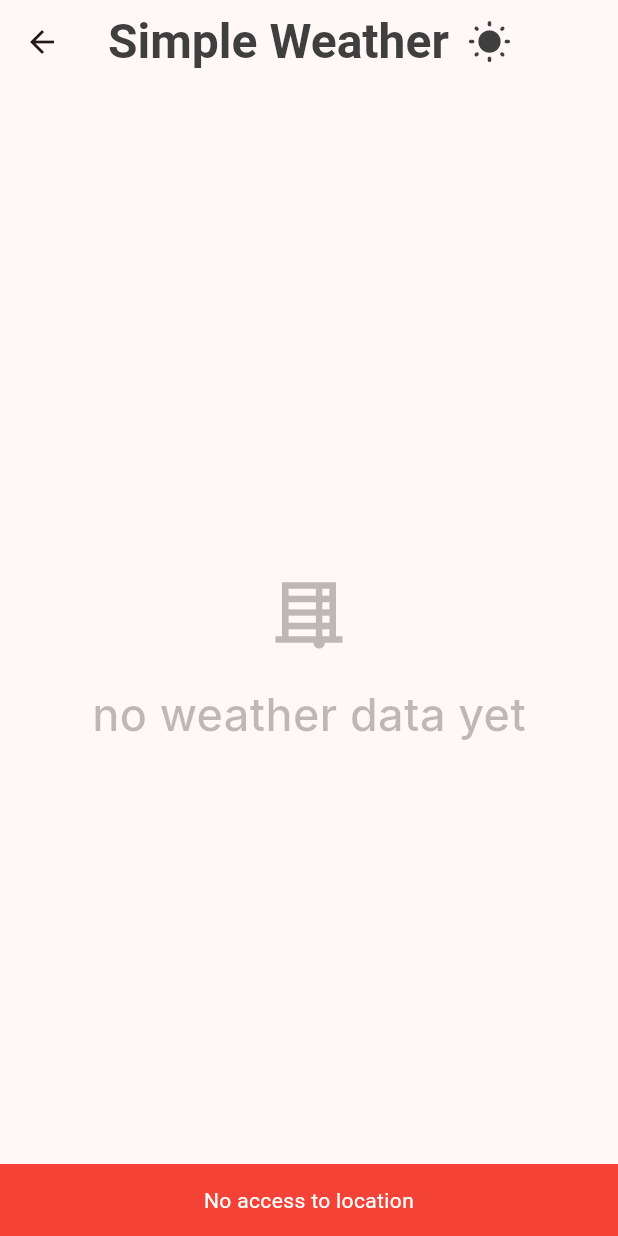
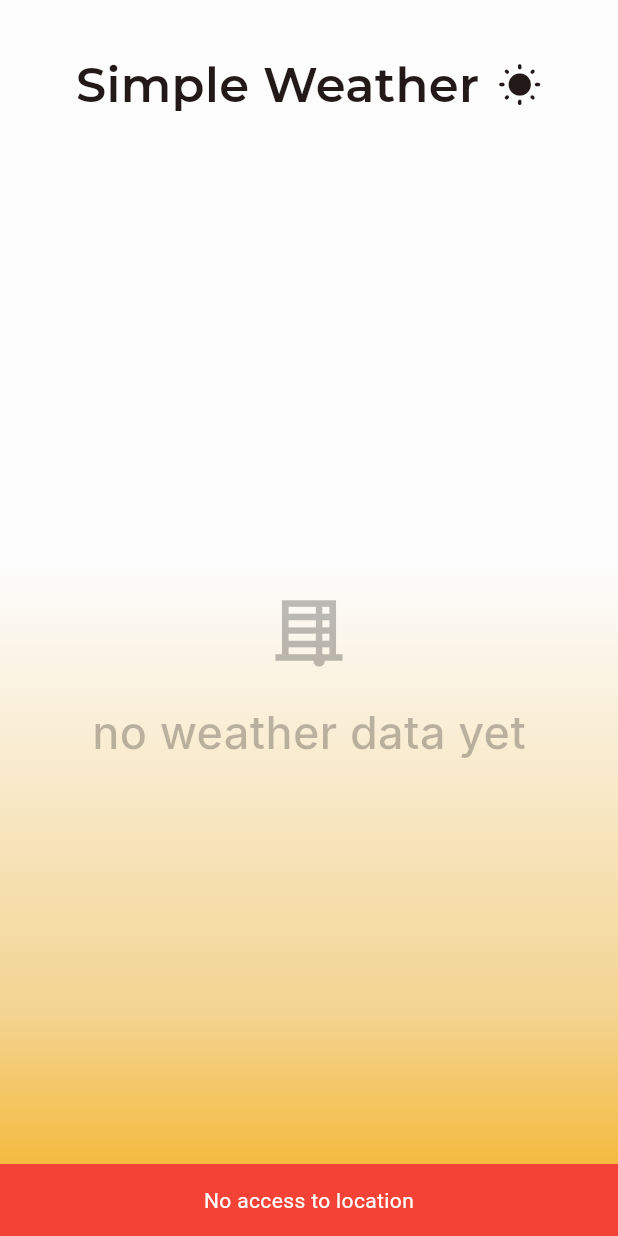
Before and after one commit to jodamco/simple-weather, a Flutter app: the CurrentWeatherPageView screen opened directly, on a phone screen of 412 x 824 dp. Run offline on Flutter 3.47's test engine with Material 3 defaults, Android fonts, the light colour scheme and no system bars; our stand-ins replace bloc, dio, email_validator, flutter_bloc, flutter_dotenv, flutter_secure_storage and 3 more; accounts and stored records are empty; Roboto replaces fonts that are missing (Tinos).

Commit message:
refactor(weather): refactor current weather screen

```diff
--- a/lib/core/presentation/splash_screen/splash_screen.dart
+++ b/lib/core/presentation/splash_screen/splash_screen.dart
@@ -2,7 +2,6 @@ import 'dart:async';
 
 import 'package:flutter/material.dart';
 import 'package:flutter_bloc/flutter_bloc.dart';
-import 'package:google_fonts/google_fonts.dart';
 import 'package:simple_weather/core/logic/session/session_cubit.dart';
 import 'package:simple_weather/core/presentation/widgets/colorful_scaffold.dart';
 
--- a/lib/core/presentation/widgets/simple_weather_logo.dart
+++ b/lib/core/presentation/widgets/simple_weather_logo.dart
@@ -7,19 +7,20 @@ class SimpleWeatherLogo extends StatelessWidget {
   @override
   Widget build(BuildContext context) {
     return Row(
+      mainAxisAlignment: MainAxisAlignment.center,
       children: [
         Text(
           'Simple Weather',
-          style: GoogleFonts.tinos(
+          style: GoogleFonts.montserrat(
             fontSize: 32.0,
             fontWeight: FontWeight.w600,
-            color: const Color(0xFF3F3F3F),
+            color: Theme.of(context).colorScheme.onSurface,
           ),
         ),
         const SizedBox(width: 12),
-        const Icon(
+        Icon(
           Icons.wb_sunny_rounded,
-          color: Color(0xFF3F3F3F),
+          color: Theme.of(context).colorScheme.onSurface,
           size: 30,
         )
       ],
--- a/lib/weather/presentation/current_weather_page/current_weather_page.dart
+++ b/lib/weather/presentation/current_weather_page/current_weather_page.dart
@@ -45,9 +45,29 @@ class CurrentWeatherPageView extends StatelessWidget {
       },
       child: Scaffold(
         appBar: AppBar(
-          title: const SimpleWeatherLogo(),
+          toolbarHeight: 80,
+          flexibleSpace: Container(
+            color: const Color(0xFFFDFDFD),
+            child: const Column(
+              mainAxisAlignment: MainAxisAlignment.end,
+              children: [SimpleWeatherLogo()],
             ),
-        body: Padding(
+          ),
+          automaticallyImplyLeading: false,
+        ),
+        body: Container(
+          decoration: const BoxDecoration(
+            gradient: LinearGradient(
+                stops: [0, 0.2, 0.6],
+                begin: Alignment.bottomCenter,
+                end: Alignment.topCenter,
+                colors: [
+                  Color(0xFFF5AF19),
+                  Color.fromARGB(255, 243, 212, 145),
+                  Color(0xFFFDFDFD)
+                ]),
+          ),
+          child: Padding(
             padding: const EdgeInsets.all(16.0),
             child: BlocBuilder<CurrentWeatherCubit, CurrentWeatherState>(
               builder: (context, state) {
@@ -64,6 +84,7 @@ class CurrentWeatherPageView extends StatelessWidget {
             ),
           ),
         ),
+      ),
     );
   }
 }
--- a/lib/weather/presentation/current_weather_page/widgets/info_card.dart
+++ b/lib/weather/presentation/current_weather_page/widgets/info_card.dart
@@ -16,6 +16,11 @@ class InfoCard extends StatelessWidget {
   @override
   Widget build(BuildContext context) {
     return Card(
+      elevation: 2,
+      color: Colors.white,
+      shape: const RoundedRectangleBorder(
+        borderRadius: BorderRadius.zero,
+      ),
       child: Padding(
         padding: const EdgeInsets.symmetric(
           vertical: 10.0,
--- a/lib/weather/presentation/current_weather_page/widgets/info_stack_card.dart
+++ b/lib/weather/presentation/current_weather_page/widgets/info_stack_card.dart
@@ -12,12 +12,18 @@ class InfoStackCard extends StatelessWidget {
   @override
   Widget build(BuildContext context) {
     return Card(
+      elevation: 2,
+      color: Colors.white,
+      shape: const RoundedRectangleBorder(
+        borderRadius: BorderRadius.zero,
+      ),
       child: Padding(
         padding: const EdgeInsets.symmetric(
           vertical: 10.0,
           horizontal: 16.0,
         ),
         child: Column(
+          mainAxisAlignment: MainAxisAlignment.spaceAround,
           crossAxisAlignment: CrossAxisAlignment.start,
           children: info.entries.map((entry) {
             return Padding(
--- a/lib/weather/presentation/current_weather_page/widgets/loading_weather_placeholder.dart
+++ b/lib/weather/presentation/current_weather_page/widgets/loading_weather_placeholder.dart
@@ -21,6 +21,7 @@ class LoadingWeatherPlaceholder extends StatelessWidget {
             ),
             const SizedBox(height: 24.0),
             Row(
+              crossAxisAlignment: CrossAxisAlignment.start,
               children: [
                 Expanded(
                   child: Column(
```
Also changed, not shown: lib/weather/presentation/current_weather_page/widgets/weather_data.dart (+35 -12 lines), lib/weather/presentation/current_weather_page/widgets/wind_card.dart (deleted, +0 -44 lines). Lines whose indentation alone changed are shown as unchanged.
